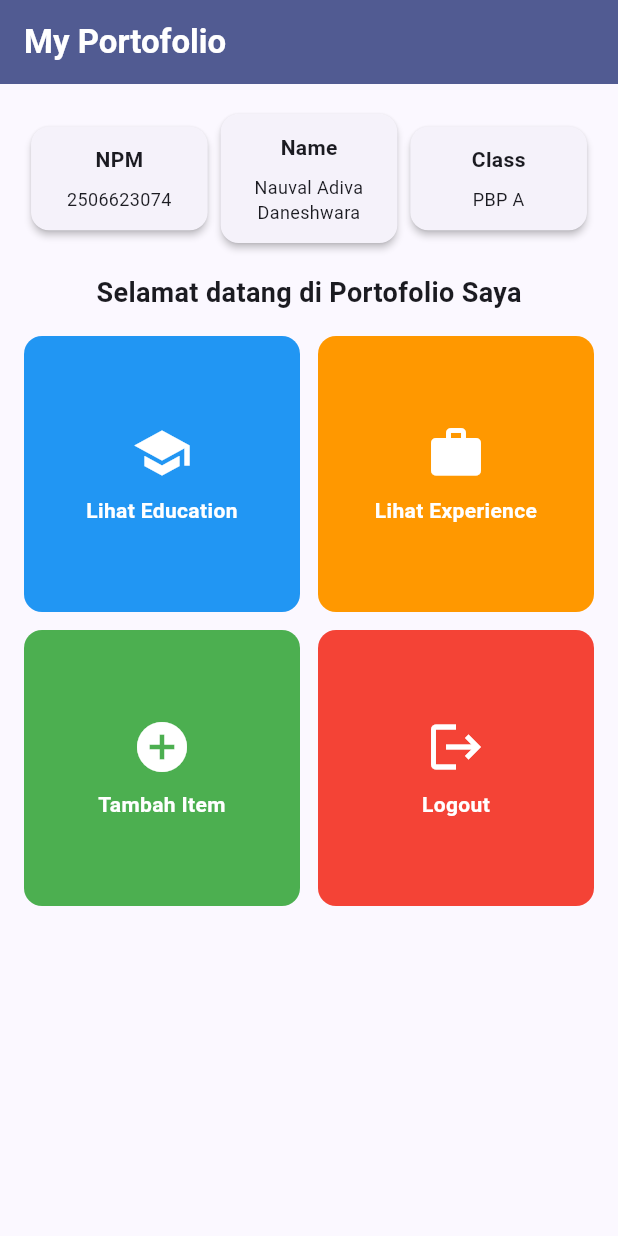
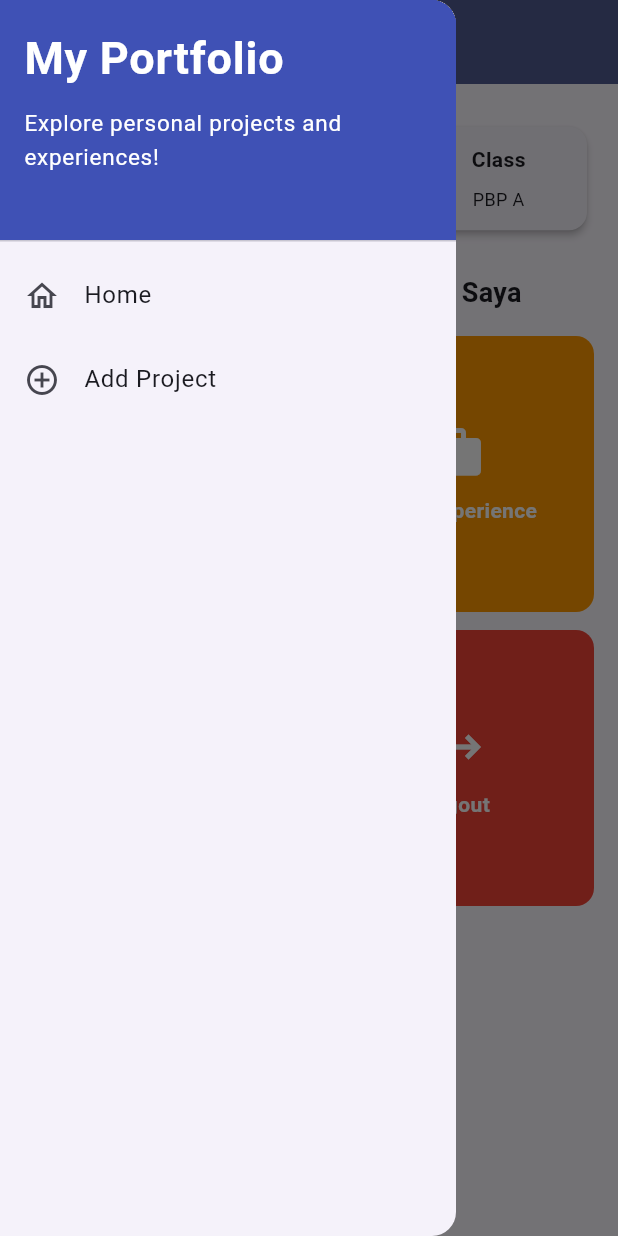
Before and after one commit to daaaniiiissssss/myportofolio_mobile, a Flutter app: the screen it shows after launch, with the side drawer open (before the commit the screen has no drawer), on a phone screen of 412 x 824 dp. Run offline on Flutter 3.47's test engine with Material 3 defaults, Android fonts, the phone set to English and light mode, and no system bars; our stand-ins replace material_ui.

Commit message:
tutorial 9

```diff
--- a/lib/main.dart
+++ b/lib/main.dart
@@ -1,5 +1,5 @@
-import 'package:flutter/material.dart';
-import 'package:myportofolio_mobile/menu.dart';
+import 'package:material_ui/material_ui.dart';
+import 'package:myportofolio_mobile/screens/menu.dart';
 
 void main() {
   runApp(const MyApp());
--- /dev/null
+++ b/lib/screens/menu.dart
@@ -0,0 +1,111 @@
+import 'package:material_ui/material_ui.dart';
+import 'package:myportofolio_mobile/widgets/left_drawer.dart';
+import 'package:myportofolio_mobile/widgets/project_card.dart';
+
+/// Model data untuk satu tombol aksi di halaman utama.
+class ItemHomepage {
+  final String name;
+  final IconData icon;
+  final Color color;
+
+  const ItemHomepage(this.name, this.icon, this.color);
+}
+
+class MyHomePage extends StatelessWidget {
+  const MyHomePage({super.key});
+
+  final String npm = '2506623074';
+  final String name = 'Nauval Adiva Daneshwara';
+  final String className = 'PBP A';
+
+  static const List<ItemHomepage> items = [
+    ItemHomepage('Lihat Education', Icons.school, Colors.blue),
+    ItemHomepage('Lihat Experience', Icons.work, Colors.orange),
+    ItemHomepage('Tambah Item', Icons.add_circle, Colors.green),
+    ItemHomepage('Logout', Icons.logout, Colors.red),
+  ];
+
+  @override
+  Widget build(BuildContext context) {
+    return Scaffold(
+      appBar: AppBar(
+        title: const Text(
+          'My Portofolio',
+          style: TextStyle(
+            color: Colors.white,
+            fontWeight: FontWeight.bold,
+          ),
+        ),
+        backgroundColor: Theme.of(context).colorScheme.primary,
+        iconTheme: const IconThemeData(color: Colors.white),
+      ),
+      drawer: const LeftDrawer(),
+      body: Padding(
+        padding: const EdgeInsets.all(16.0),
+        child: Column(
+          crossAxisAlignment: CrossAxisAlignment.start,
+          children: [
+            Row(
+              mainAxisAlignment: MainAxisAlignment.spaceEvenly,
+              children: [
+                InfoCard(title: 'NPM', content: npm),
+                InfoCard(title: 'Name', content: name),
+                InfoCard(title: 'Class', content: className),
+              ],
+            ),
+            const SizedBox(height: 16.0),
+            const Center(
+              child: Text(
+                'Selamat datang di Portofolio Saya',
+                style: TextStyle(fontSize: 18.0, fontWeight: FontWeight.bold),
+              ),
+            ),
+            const SizedBox(height: 16.0),
+            Expanded(
+              child: GridView.count(
+                primary: false,
+                crossAxisSpacing: 12,
+                mainAxisSpacing: 12,
+                crossAxisCount: 2,
+                children: items.map((item) => ItemCard(item)).toList(),
+              ),
+            ),
+          ],
+        ),
+      ),
+    );
+  }
+}
+
+/// Kartu informasi profil (NPM, Name, Class).
+class InfoCard extends StatelessWidget {
+  final String title;
+  final String content;
+
+  const InfoCard({super.key, required this.title, required this.content});
+
+  @override
+  Widget build(BuildContext context) {
+    return Card(
+      elevation: 2.0,
+      child: Container(
+        width: MediaQuery.of(context).size.width / 3.5,
+        padding: const EdgeInsets.symmetric(vertical: 12.0, horizontal: 8.0),
+        child: Column(
+          children: [
+            Text(
+              title,
+              style: const TextStyle(fontWeight: FontWeight.bold),
+            ),
+            const SizedBox(height: 8.0),
+            Text(
+              content,
+              textAlign: TextAlign.center,
+              style: const TextStyle(fontSize: 12.0),
+            ),
+          ],
+        ),
+      ),
+    );
+  }
+}
--- /dev/null
+++ b/lib/widgets/left_drawer.dart
@@ -0,0 +1,69 @@
+import 'package:material_ui/material_ui.dart';
+import 'package:myportofolio_mobile/screens/menu.dart';
+import 'package:myportofolio_mobile/screens/project_form.dart';
+
+class LeftDrawer extends StatelessWidget {
+  const LeftDrawer({super.key});
+
+  @override
+  Widget build(BuildContext context) {
+    return Drawer(
+      child: ListView(
+        children: [
+          const DrawerHeader(
+            decoration: BoxDecoration(
+              color: Colors.indigo,
+            ),
+            child: Column(
+              crossAxisAlignment: CrossAxisAlignment.start,
+              children: [
+                Text(
+                  'My Portfolio',
+                  style: TextStyle(
+                    fontSize: 30,
+                    fontWeight: FontWeight.bold,
+                    color: Colors.white,
+                  ),
+                ),
+                SizedBox(height: 10),
+                Text(
+                  'Explore personal projects and experiences!',
+                  style: TextStyle(
+                    fontSize: 15,
+                    color: Colors.white,
+                  ),
+                ),
+              ],
+            ),
+          ),
+          ListTile(
+            leading: const Icon(Icons.home_outlined),
+            title: const Text('Home'),
+            // Navigasi ke halaman utama portofolio
+            onTap: () {
+              Navigator.pushReplacement(
+                context,
+                MaterialPageRoute(
+                  builder: (context) => const MyHomePage(),
+                ),
+              );
+            },
+          ),
+          ListTile(
+            leading: const Icon(Icons.add_circle_outline),
+            title: const Text('Add Project'),
+            // Navigasi ke halaman tambah proyek
+            onTap: () {
+              Navigator.pushReplacement(
+                context,
+                MaterialPageRoute(
+                  builder: (context) => const ProjectFormPage(),
+                ),
+              );
+            },
+          ),
+        ],
+      ),
+    );
+  }
+}
--- /dev/null
+++ b/lib/widgets/project_card.dart
@@ -0,0 +1,62 @@
+import 'package:material_ui/material_ui.dart';
+import 'package:myportofolio_mobile/screens/menu.dart';
+import 'package:myportofolio_mobile/screens/project_form.dart';
+
+/// Kartu tombol aksi dengan warna sesuai [ItemHomepage.color].
+class ItemCard extends StatelessWidget {
+  final ItemHomepage item;
+
+  const ItemCard(this.item, {super.key});
+
+  @override
+  Widget build(BuildContext context) {
+    return Material(
+      color: item.color,
+      borderRadius: BorderRadius.circular(12),
+      child: InkWell(
+        borderRadius: BorderRadius.circular(12),
+        // Area responsif terhadap sentuhan
+        onTap: () {
+          // Memunculkan SnackBar ketika diklik
+          ScaffoldMessenger.of(context)
+            ..hideCurrentSnackBar()
+            ..showSnackBar(
+              SnackBar(
+                content: Text('Kamu telah menekan tombol ${item.name}!'),
+              ),
+            );
+
+          // Navigate ke halaman yang sesuai
+          if (item.name == "Tambah Item") {
+            Navigator.push(
+              context,
+              MaterialPageRoute(
+                builder: (context) => const ProjectFormPage(),
+              ),
+            );
+          }
+        },
+        child: Center(
+          child: Padding(
+            padding: const EdgeInsets.all(8.0),
+            child: Column(
+              mainAxisAlignment: MainAxisAlignment.center,
+              children: [
+                Icon(item.icon, color: Colors.white, size: 40.0),
+                const SizedBox(height: 8.0),
+                Text(
+                  item.name,
+                  textAlign: TextAlign.center,
+                  style: const TextStyle(
+                    color: Colors.white,
+                    fontWeight: FontWeight.bold,
+                  ),
+                ),
+              ],
+            ),
+          ),
+        ),
+      ),
+    );
+  }
+}
--- a/pubspec.yaml
+++ b/pubspec.yaml
@@ -34,6 +34,7 @@ dependencies:
   # The following adds the Cupertino Icons font to your application.
   # Use with the CupertinoIcons class for iOS style icons.
   cupertino_icons: ^1.0.8
+  material_ui: ^1.11.1
 
 dev_dependencies:
   flutter_test:
```
Also changed, not shown: lib/screens/project_form.dart (added, +216 -0 lines), pubspec.lock.
